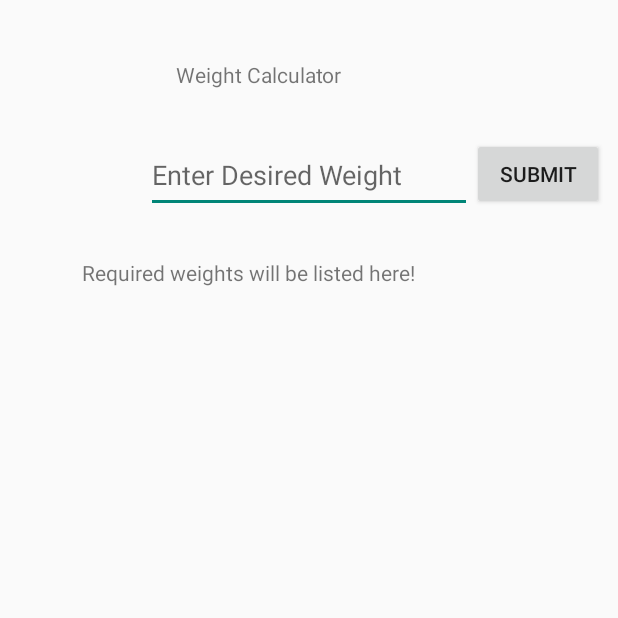
After one commit to saykhar7/GymHomie, an Android app: the WeightCalculator_Activity screen opened directly, with no data from a screen before it, on a phone screen of 412 x 824 dp, the top half of it. The commit adds this screen. Run offline under Robolectric (Android 15) with nearby library versions, the phone set to English and light mode, and no system bars.

Commit message:
weight calculator complete! pending visual improvement

```diff
--- a/app/src/main/AndroidManifest.xml
+++ b/app/src/main/AndroidManifest.xml
@@ -31,6 +31,12 @@
             android:name=".Login_activity"
             android:exported="false" />
         <activity
+            android:name=".WeightCalculator_Activity"
+            android:exported="false" />
+        <activity
+            android:name=".CalculatorMenu_Activity"
+            android:exported="false" />
+        <activity
             android:name=".MainActivity"
             android:exported="true">
 
--- /dev/null
+++ b/app/src/main/java/com/gymhomie/WeightCalculator_Activity.java
@@ -0,0 +1,76 @@
+package com.gymhomie;
+
+import android.os.Bundle;
+import android.text.InputType;
+import android.view.View;
+import android.widget.Button;
+import android.widget.TextView;
+
+import androidx.appcompat.app.AppCompatActivity;
+
+import com.google.android.material.textfield.TextInputEditText;
+
+import java.util.HashMap;
+import java.util.Iterator;
+import java.util.Map;
+
+public class WeightCalculator_Activity extends AppCompatActivity {
+        private Button weightCalc_submitBtn;
+        private TextInputEditText targetText;
+        private TextView outputText;
+        private double desiredTarget;
+
+        @Override
+        protected void onCreate(Bundle savedInstanceState) {
+            super.onCreate(savedInstanceState);
+            setContentView(R.layout.activity_weightcalculator);
+
+            weightCalc_submitBtn = findViewById(R.id.weightcalc_submit);
+            targetText = findViewById(R.id.weightDesired);
+            targetText.setInputType(InputType.TYPE_CLASS_NUMBER);
+
+            outputText = findViewById(R.id.weightCalculatorOutputText);
+
+            weightCalc_submitBtn.setOnClickListener(new View.OnClickListener() {
+                @Override
+                public void onClick(View v) {
+                    double t = Double.parseDouble(String.valueOf(targetText.getText()));
+                    String s = calculatePlatesNeeded(t);
+                    outputText.setText(s);
+                }
+            });
+        }
+    public String calculatePlatesNeeded(double desiredTarget){
+        //Plate Weight , Amount
+        this.desiredTarget = desiredTarget;
+        Map<Double, Integer> neededPlates = new HashMap<>();
+        String textOutput ="";
+        if (desiredTarget > 45) {
+            this.desiredTarget -= 45;
+            textOutput= traversingThroughWeights(textOutput,this.desiredTarget, 45);
+            textOutput= traversingThroughWeights(textOutput,this.desiredTarget, 35);
+            textOutput= traversingThroughWeights(textOutput,this.desiredTarget, 25);
+            textOutput= traversingThroughWeights(textOutput,this.desiredTarget, 10);
+            textOutput= traversingThroughWeights(textOutput,this.desiredTarget, 5);
+            textOutput= traversingThroughWeights(textOutput,this.desiredTarget, 2.5);
+
+        }
+
+        double totalOnBar =0;
+
+        totalOnBar += 45;
+
+        return textOutput;
+    }
+    public double updateTarget(double target, double plateValue){
+        double  newTarget =  (target) - ((target / (plateValue * 2)));
+        return newTarget;
+    }
+    public String traversingThroughWeights(String current, double target, double plateValue){
+            int neededPlates = (int) target / ((int)plateValue * 2);
+            double newTarget = (int) target % ((int)plateValue * 2);
+            this.desiredTarget = newTarget;
+            current += "You will need("+neededPlates+") pair(s) of "+plateValue+"'s lb plate \n";
+            return current;
+    }
+}
--- a/app/src/main/java/com/gymhomie/fragments/tools_fragment.java
+++ b/app/src/main/java/com/gymhomie/fragments/tools_fragment.java
@@ -10,7 +10,7 @@ import android.view.View;
 import android.view.ViewGroup;
 import android.widget.Button;
 
-import com.gymhomie.BarbellCalculator_Activity;
+import com.gymhomie.CalculatorMenu_Activity;
 import com.gymhomie.R;
 import com.gymhomie.Step_Activity;
 import com.gymhomie.Water_Intake_Activity;
@@ -36,7 +36,7 @@ public class tools_fragment extends Fragment {
             @Override
             public void onClick(View v) {
                 // Start the Tool_Activity
-                Intent intent = new Intent(getActivity(), BarbellCalculator_Activity.class);
+                Intent intent = new Intent(getActivity(), CalculatorMenu_Activity.class);
                 startActivity(intent);
             }
         });
--- a/app/src/main/res/layout/activity_barbellcalculator.xml
+++ b/app/src/main/res/layout/activity_barbellcalculator.xml
@@ -236,7 +236,7 @@
         android:layout_height="wrap_content"
         android:layout_marginTop="28dp"
         android:layout_marginEnd="48dp"
-        android:text="0 lbs"
+        android:text="45 lbs"
         app:layout_constraintEnd_toEndOf="@+id/barbell_calc_title"
         app:layout_constraintTop_toBottomOf="@+id/barbell_calc_title" />
 
--- /dev/null
+++ b/app/src/main/res/layout/activity_weightcalculator.xml
@@ -0,0 +1,50 @@
+<?xml version="1.0" encoding="utf-8"?>
+<androidx.constraintlayout.widget.ConstraintLayout xmlns:android="http://schemas.android.com/apk/res/android"
+    xmlns:app="http://schemas.android.com/apk/res-auto"
+    xmlns:tools="http://schemas.android.com/tools"
+    android:layout_width="match_parent"
+    android:layout_height="match_parent"
+    tools:context=".WeightCalculator_Activity">>
+
+    <com.google.android.material.textfield.TextInputEditText
+        android:id="@+id/weightDesired"
+        android:layout_width="217dp"
+        android:layout_height="50dp"
+        android:layout_marginTop="92dp"
+        android:hint="Enter Desired Weight"
+        app:layout_constraintEnd_toEndOf="parent"
+        app:layout_constraintStart_toStartOf="parent"
+        app:layout_constraintTop_toTopOf="parent" />
+
+    <Button
+        android:id="@+id/weightcalc_submit"
+        android:layout_width="wrap_content"
+        android:layout_height="wrap_content"
+        android:layout_marginTop="92dp"
+        android:text="Submit"
+        app:layout_constraintEnd_toEndOf="parent"
+        app:layout_constraintHorizontal_bias="0.0"
+        app:layout_constraintStart_toEndOf="@+id/weightDesired"
+        app:layout_constraintTop_toTopOf="parent" />
+
+    <TextView
+        android:id="@+id/weightCalculatorOutputText"
+        android:layout_width="305dp"
+        android:layout_height="176dp"
+        android:layout_marginTop="172dp"
+        android:layout_marginEnd="52dp"
+        android:text="Required weights will be listed here!"
+        app:layout_constraintEnd_toEndOf="parent"
+        app:layout_constraintTop_toTopOf="parent" />
+
+
+    <TextView
+        android:id="@+id/weightCalculator_title"
+        android:layout_width="wrap_content"
+        android:layout_height="wrap_content"
+        android:layout_marginTop="40dp"
+        android:layout_marginEnd="184dp"
+        android:text="Weight Calculator"
+        app:layout_constraintEnd_toEndOf="parent"
+        app:layout_constraintTop_toTopOf="parent" />
+</androidx.constraintlayout.widget.ConstraintLayout>
--- a/build.gradle
+++ b/build.gradle
@@ -1,7 +1,7 @@
 buildscript {
     dependencies {
         classpath 'com.google.gms:google-services:4.3.14'
-        classpath 'com.android.tools.build:gradle:8.0.0'
+        classpath 'com.android.tools.build:gradle:8.1.1'
     }
     repositories {
         // ...
@@ -11,6 +11,6 @@ buildscript {
     }
 }// Top-level build file where you can add configuration options common to all sub-projects/modules.
 plugins {
-    id 'com.android.application' version '8.0.0' apply false
-    id 'com.android.library' version '8.0.0' apply false
+    id 'com.android.application' version '8.1.1' apply false
+    id 'com.android.library' version '8.1.1' apply false
 }
```
Also changed, not shown: app/src/main/java/com/gymhomie/BarbellCalculator_Activity.java (+5 -3 lines), app/src/main/java/com/gymhomie/CalculatorMenu_Activity.java (added, +37 -0 lines), app/src/main/res/layout/activity_calculatormenu.xml (added, +29 -0 lines).
